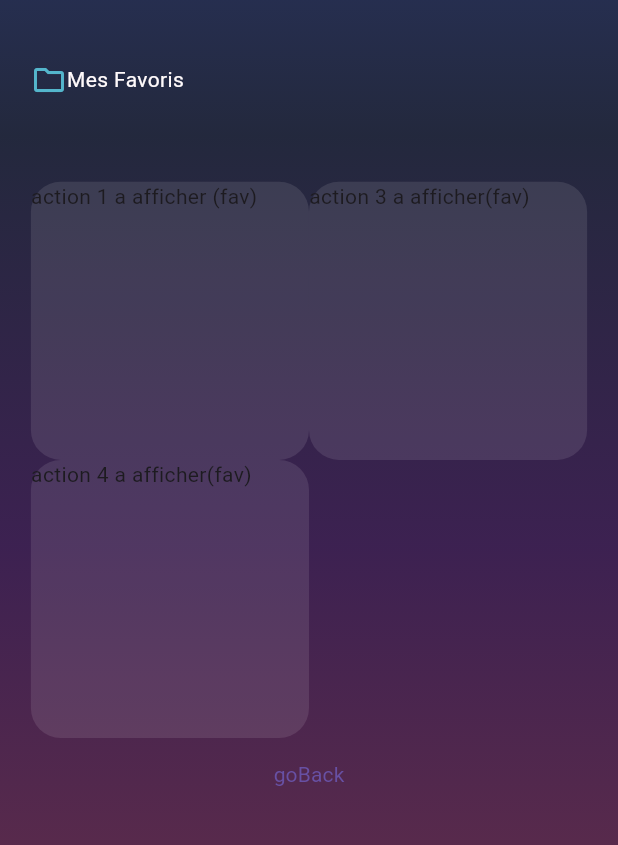
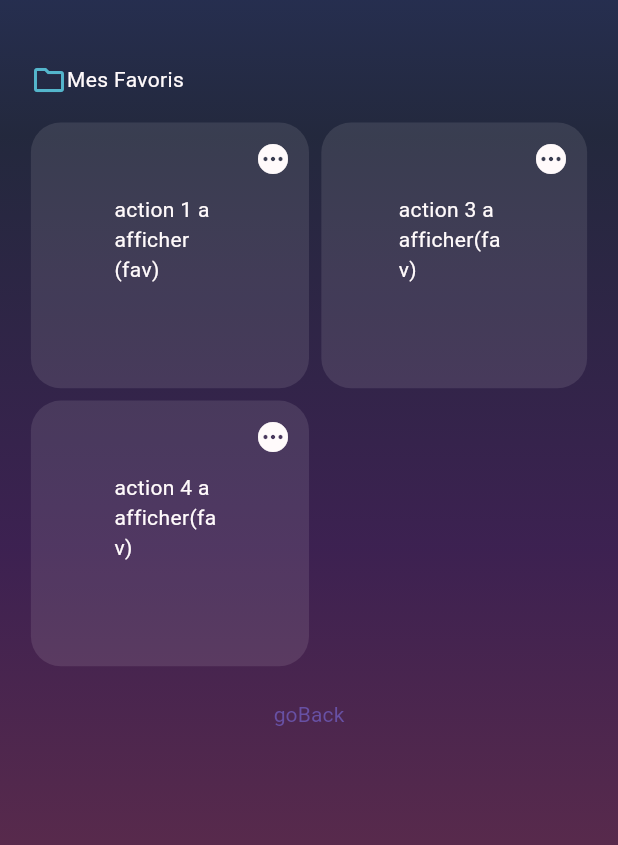
Before and after one commit to Lukacms/Area, a Flutter app: the HomePage screen opened directly with empty values, on a phone screen of 412 x 824 dp, the part 276-1121 px from its top. Run offline on Flutter 3.47's test engine with Material 2 defaults, Android fonts, the phone set to English and light mode, and no system bars; our stand-ins replace shared_preferences; accounts and stored records are empty.

Commit message:
[EDIT] progressed in area listview layout

```diff
--- a/mobile/lib/screens/area_lists.dart
+++ b/mobile/lib/screens/area_lists.dart
@@ -28,20 +28,46 @@ class AreaLists extends StatelessWidget {
             ],
           ),
           GridView.count(
+            padding: EdgeInsets.only(top: blockHeight * 2),
+            physics: const NeverScrollableScrollPhysics(),
             shrinkWrap: true,
             crossAxisCount: 2,
             children: List.generate(
               favorites.length,
               (index) {
-                return Container(
-                  width: blockWidth,
-                  height: blockHeight * 5,
-                  decoration: BoxDecoration(
-                      borderRadius: BorderRadius.circular(20),
-                      color: AppColors.white.withOpacity(0.1)),
-                  child: SizedBox(
-                    width: blockWidth * 0.7,
-                    child: Text(favorites[index]['name']),
+                return Padding(
+                  padding: index % 2 != 0
+                      ? EdgeInsets.only(bottom: blockHeight, left: blockHeight)
+                      : EdgeInsets.only(bottom: blockHeight),
+                  child: Container(
+                    width: blockWidth,
+                    height: blockHeight * 5,
+                    decoration: BoxDecoration(
+                        borderRadius: BorderRadius.circular(20),
+                        color: AppColors.white.withOpacity(0.1)),
+                    child: Column(
+                      children: [
+                        Row(
+                          mainAxisAlignment: MainAxisAlignment.end,
+                          children: [
+                            IconButton(
+                              icon: Icon(
+                                Icons.pending,
+                                color: AppColors.white,
+                              ),
+                              onPressed: () {},
+                            )
+                          ],
+                        ),
+                        SizedBox(
+                          width: blockWidth * 0.9,
+                          child: Text(
+                            favorites[index]['name'],
+                            style: TextStyle(color: AppColors.white),
+                          ),
+                        ),
+                      ],
+                    ),
                   ),
                 );
               },
```
